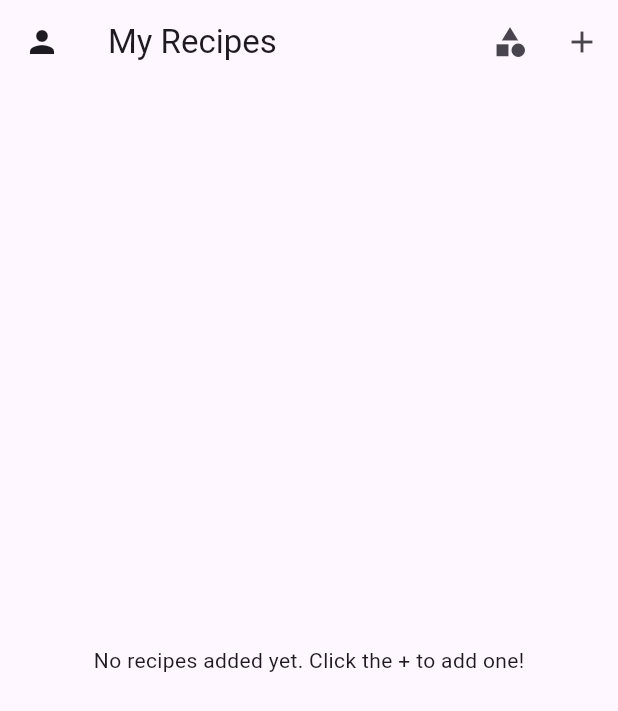
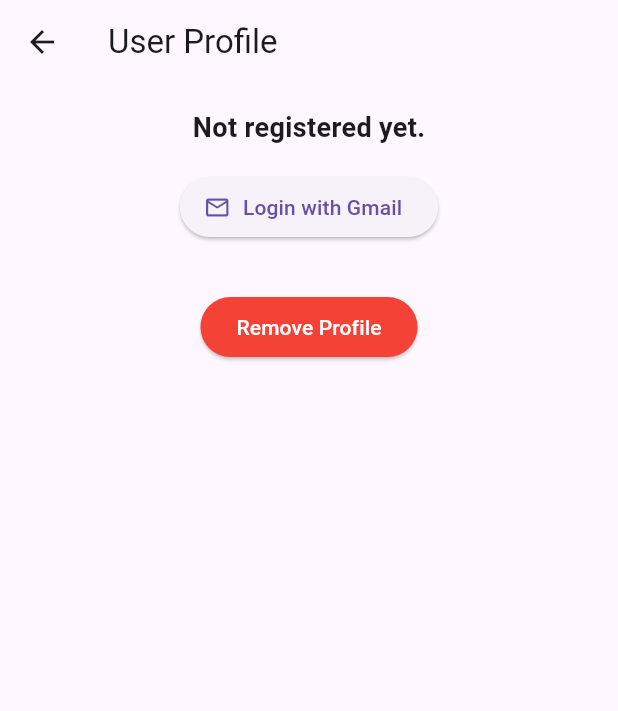
Before and after one commit to dmitrymov/recipeShare, a Flutter app: the screen it shows after launch, after a tap on the "person" icon, on a phone screen of 412 x 824 dp. Shown: the top 711 px of the screen. Run offline on Flutter 3.47's test engine with Material 3 defaults, Android fonts, the phone set to English and light mode, and no system bars; our stand-ins replace share_plus, sqflite; missing offline and left inert: your_app_name; accounts and stored records are empty.

Commit message:
some updates

```diff
--- a/lib/database_helper.dart
+++ b/lib/database_helper.dart
@@ -1,5 +1,5 @@
 import 'package:sqflite/sqflite.dart';
-import 'package:path/path.dart' show join;
+import 'package:path/path.dart';
 import 'dart:convert';
 
 class DatabaseHelper {
@@ -34,9 +34,12 @@ class DatabaseHelper {
 
   Future<void> _createDb(Database db, int version) async {
     await db.execute('''
-      CREATE TABLE IF NOT EXISTS users (
+      CREATE TABLE users (
         id INTEGER PRIMARY KEY AUTOINCREMENT,
-          username TEXT
+        username TEXT UNIQUE,
+        name TEXT,
+        info TEXT,
+        url TEXT
       )
     ''');
     await db.execute('''
@@ -46,7 +49,7 @@ class DatabaseHelper {
       )
     ''');
     await db.execute('''
-        CREATE TABLE IF NOT EXISTS recipes (
+      CREATE TABLE recipes (
         id INTEGER PRIMARY KEY AUTOINCREMENT,
         name TEXT NOT NULL,
         ingredients TEXT NOT NULL,
@@ -57,6 +60,45 @@ class DatabaseHelper {
         FOREIGN KEY (category_id) REFERENCES categories(id)
       )
     ''');
+  }
+
+  // --- CRUD Operations for Users ---
+
+  Future<int> insertUser(Map<String, dynamic> user) async {
+    final db = await database;
+    return await db.insert(
+      'users',
+      user,
+      conflictAlgorithm: ConflictAlgorithm.ignore, // Avoid duplicate usernames
+    );
+  }
+
+  Future<Map<String, dynamic>?> getUser() async {
+    final db = await database;
+    List<Map<String, dynamic>> result = await db.query('users', limit: 1); // Assuming only one user profile for now
+    if (result.isNotEmpty) {
+      return result.first;
+    }
+    return null;
+  }
+
+  Future<int> updateUser(Map<String, dynamic> user) async {
+    final db = await database;
+    return await db.update(
+      'users',
+      user,
+      where: 'id = ?',
+      whereArgs: [1], // Assuming we're updating the single user profile with ID 1
+    );
+  }
+
+  Future<int> deleteUser() async {
+    final db = await database;
+    return await db.delete(
+      'users',
+      where: 'id = ?',
+      whereArgs: [1], // Assuming we're deleting the single user profile with ID 1
+    );
   }
 
   // --- CRUD Operations for Categories ---
--- a/lib/main.dart
+++ b/lib/main.dart
@@ -1,6 +1,7 @@
 import 'package:flutter/material.dart';
 import 'package:myapp/database_helper.dart'; // Adjust the import path as needed
 import 'package:myapp/categories_screen.dart';
+import 'package:myapp/profile_screen.dart';
 import 'package:myapp/add_recipe_screen.dart';
 
 void main() => runApp(const MyApp());
@@ -45,8 +46,12 @@ class _HomeScreenState extends State<HomeScreen> {
         leading: IconButton(
           icon: const Icon(Icons.person),
           onPressed: () {
-            // TODO: Implement user profile navigation
-            print('User profile icon pressed');
+            Navigator.push(
+                context,
+                MaterialPageRoute(
+                    builder: (context) =>
+                        const ProfileScreen()),
+              );
           },
         ),
         actions: <Widget>[
--- /dev/null
+++ b/lib/profile_screen.dart
@@ -0,0 +1,142 @@
+import 'package:flutter/material.dart';
+
+class ProfileScreen extends StatelessWidget {
+  // Simulate user registration status
+  final bool isRegistered = false; // Replace with actual logic later
+
+  const ProfileScreen({super.key});
+
+  Future<void> _loginWithGmail(BuildContext context) async {
+    // TODO: Implement Gmail login functionality
+    print('Logging in with Gmail...');
+    ScaffoldMessenger.of(context).showSnackBar(
+      const SnackBar(content: Text('Gmail login initiated (not implemented).')),
+    );
+    // After successful login, you would typically update the UI to show profile info
+  }
+
+  Future<void> _removeProfile(BuildContext context) async {
+    bool? confirmed = await showDialog<bool>(
+      context: context,
+      builder: (BuildContext context) {
+        return AlertDialog(
+          title: const Text('Confirm Remove Profile'),
+          content: const Text('Are you sure you want to remove your profile? All your data will be lost.'),
+          actions: <Widget>[
+            TextButton(
+              onPressed: () => Navigator.of(context).pop(false),
+              child: const Text('Cancel'),
+            ),
+            TextButton(
+              onPressed: () => Navigator.of(context).pop(true),
+              child: const Text('Remove', style: TextStyle(color: Colors.red)),
+            ),
+          ],
+        );
+      },
+    );
+
+    if (confirmed == true) {
+      // TODO: Implement profile removal logic (e.g., clear local data, sign out)
+      print('Removing profile...');
+      ScaffoldMessenger.of(context).showSnackBar(
+        const SnackBar(content: Text('Profile removed (not fully implemented).')),
+      );
+      // After removal, you might want to navigate the user back to the home screen or a login screen
+    }
+  }
+
+  @override
+  Widget build(BuildContext context) {
+    return Scaffold(
+      appBar: AppBar(
+        title: const Text('User Profile'),
+      ),
+      body: SingleChildScrollView(
+        padding: const EdgeInsets.all(16.0),
+        child: Column(
+          crossAxisAlignment: CrossAxisAlignment.start,
+          children: <Widget>[
+            if (!isRegistered) ...[
+              const Center(
+                child: Text(
+                  'Not registered yet.',
+                  style: TextStyle(fontSize: 18.0, fontWeight: FontWeight.bold),
+                ),
+              ),
+              const SizedBox(height: 16.0),
+              Center(
+                child: ElevatedButton.icon(
+                  onPressed: () => _loginWithGmail(context),
+                  icon: const Icon(Icons.mail_outline),
+                  label: const Text('Login with Gmail'),
+                ),
+              ),
+            ] else ...[
+              const Center(
+                child: CircleAvatar(
+                  radius: 60.0,
+                  backgroundImage: NetworkImage('https://via.placeholder.com/150'), // Placeholder image
+                ),
+              ),
+              const SizedBox(height: 24.0),
+              const Center(
+                child: Text(
+                  'John Doe', // Replace with actual user name
+                  style: TextStyle(fontSize: 24.0, fontWeight: FontWeight.bold),
+                ),
+              ),
+              const SizedBox(height: 16.0),
+              const Text(
+                'Account ID',
+                style: TextStyle(fontSize: 16.0, fontWeight: FontWeight.bold),
+              ),
+              const SizedBox(height: 8.0),
+              const TextField(
+                readOnly: true,
+                controller: TextEditingController(text: 'user12345'), // Replace with actual user ID
+                decoration: InputDecoration(
+                  border: OutlineInputBorder(),
+                ),
+              ),
+              const SizedBox(height: 16.0),
+              const Text(
+                'Info',
+                style: TextStyle(fontSize: 16.0, fontWeight: FontWeight.bold),
+              ),
+              const SizedBox(height: 8.0),
+              const Text(
+                'Some interesting information about the user can be displayed here. This could include their favorite cuisines, dietary preferences, or anything they want to share.', // Replace with actual user info
+                style: TextStyle(fontSize: 14.0),
+              ),
+              const SizedBox(height: 16.0),
+              const Text(
+                'URL',
+                style: TextStyle(fontSize: 16.0, fontWeight: FontWeight.bold),
+              ),
+              const SizedBox(height: 8.0),
+              InkWell(
+                onTap: () {
+                  // TODO: Implement URL launching
+                  print('URL tapped');
+                },
+                child: const Text(
+                  'https://example.com/profile', // Replace with actual user URL
+                  style: TextStyle(color: Colors.blue, decoration: TextDecoration.underline),
+                ),
+              ),
+            ],
+            const SizedBox(height: 32.0),
+            Center(
+              child: ElevatedButton(
+                onPressed: () => _removeProfile(context),
+                style: ElevatedButton.styleFrom(backgroundColor: Colors.red),
+                child: const Text('Remove Profile', style: TextStyle(color: Colors.white)),
+              ),
+            ),
+          ],
+        ),
+      ),
+    );
+  }
+}
--- a/pubspec.yaml
+++ b/pubspec.yaml
@@ -32,7 +32,7 @@ dependencies:
     sdk: flutter
 
   sqflite: ^2.3.2
-
+  share_plus: ^11.0.0
   # The following adds the Cupertino Icons font to your application.
   # Use with the CupertinoIcons class for iOS style icons.
   cupertino_icons: ^1.0.8
@@ -40,6 +40,7 @@ dependencies:
 dev_dependencies:
   flutter_test:
     sdk: flutter
+
 
   # The "flutter_lints" package below contains a set of recommended lints to
   # encourage good coding practices. The lint set provided by the package is
```
Also changed, not shown: lib/categories_screen.dart (+49 -2 lines), lib/recipe_detail_screen.dart (+22 -1 lines), pubspec.lock, 2 other files. Lines whose indentation alone changed are shown as unchanged.
